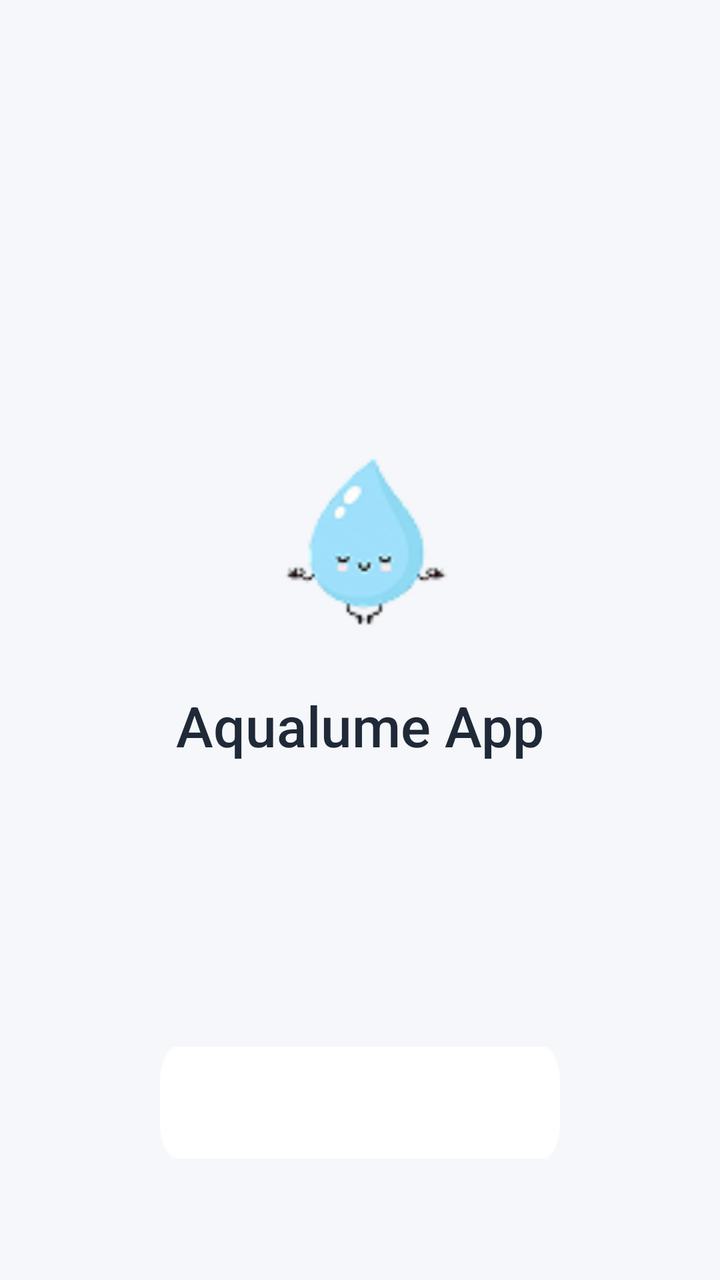
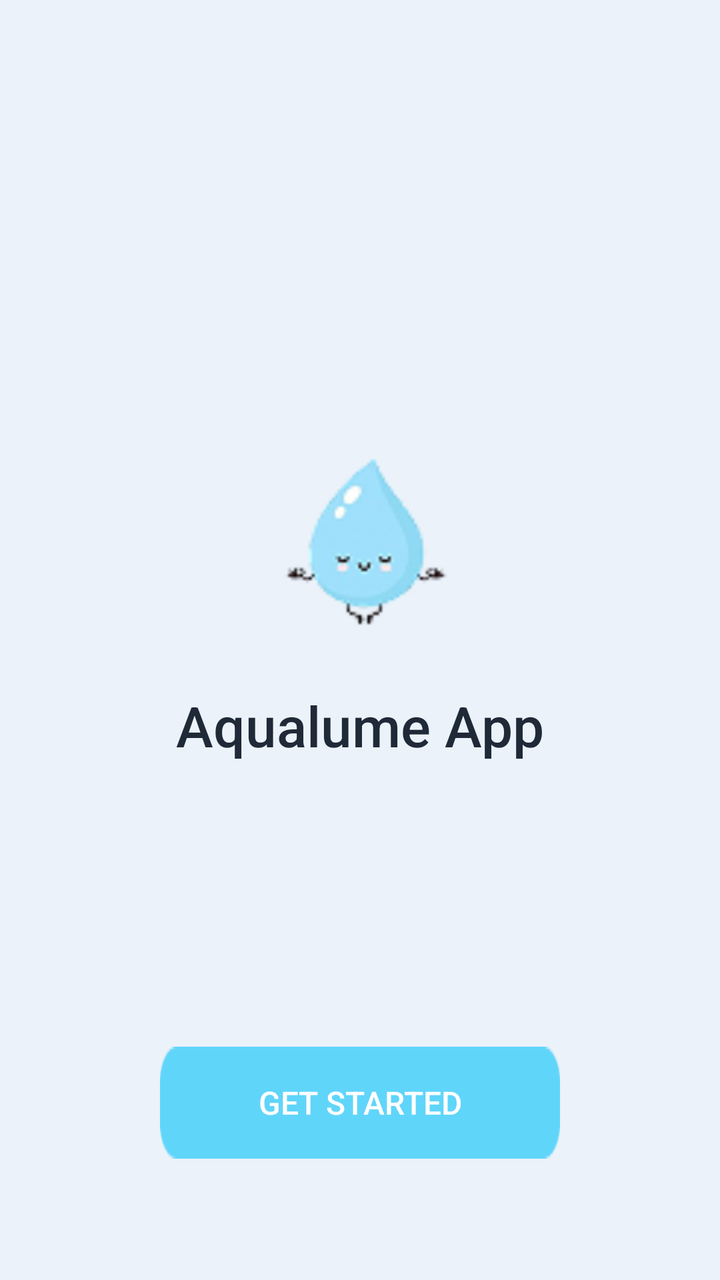

Screens rendered from an Android XML layout before and after an edit, with the pre-edit source and the edit as a unified diff.
<!-- AndroidManifest.xml: application theme Theme.AqualumeApp -->
<!-- res/layout/activity_splash.xml -->
<?xml version="1.0" encoding="utf-8"?>
<androidx.constraintlayout.widget.ConstraintLayout xmlns:android="http://schemas.android.com/apk/res/android"
    xmlns:app="http://schemas.android.com/apk/res-auto"
    android:layout_width="match_parent"
    android:layout_height="match_parent"
    android:background="@color/background">

    <ImageView
        android:id="@+id/logo"
        android:layout_width="120dp"
        android:layout_height="120dp"
        android:src="@drawable/logo"
        android:contentDescription="@string/app_name"
        app:layout_constraintBottom_toBottomOf="parent"
        app:layout_constraintEnd_toEndOf="parent"
        app:layout_constraintStart_toStartOf="parent"
        app:layout_constraintTop_toTopOf="parent"
        app:layout_constraintVertical_bias="0.4" />

    <TextView
        android:id="@+id/app_name"
        android:layout_width="wrap_content"
        android:layout_height="wrap_content"
        android:text="@string/app_name"
        android:textSize="28sp"
        android:textColor="@color/primary_text"
        android:fontFamily="sans-serif-medium"
        android:layout_marginTop="16dp"
        app:layout_constraintEnd_toEndOf="parent"
        app:layout_constraintStart_toStartOf="parent"
        app:layout_constraintTop_toBottomOf="@id/logo" />

    <Button
        android:id="@+id/btn_get_started"
        android:layout_width="200dp"
        android:layout_height="56dp"
        android:text="@string/get_started"
        android:textColor="@color/white"
        android:background="@drawable/button_primary"
        android:textSize="16sp"
        android:fontFamily="sans-serif-medium"
        app:layout_constraintBottom_toBottomOf="parent"
        app:layout_constraintEnd_toEndOf="parent"
        app:layout_constraintStart_toStartOf="parent"
        app:layout_constraintTop_toBottomOf="@id/app_name"
        app:layout_constraintVertical_bias="0.7" />

</androidx.constraintlayout.widget.ConstraintLayout>
<!-- resources referenced by this layout -->
<resources>
  <color name="background">#F5F7FA</color>
  <color name="primary_text">#1F2937</color>
  <color name="white">#FFFFFFFF</color>
  <!-- drawable button_primary: png bitmap (drawable, 680 bytes) -->
  <!-- drawable logo: png bitmap (drawable, 4577 bytes) -->
  <string name="app_name">Aqualume App</string>
  <string name="get_started">Get Started</string>
  <style name="Theme.AqualumeApp" parent="Base.Theme.AqualumeApp" />
  <style name="Base.Theme.AqualumeApp" parent="Theme.Material3.DayNight.NoActionBar">
          
          
      </style>
</resources>

<!-- the commit's change to res/layout/activity_splash.xml (unified diff, before → after) -->
@@ -34,11 +34,12 @@
         android:id="@+id/btn_get_started"
         android:layout_width="200dp"
         android:layout_height="56dp"
+        android:background="@drawable/button_primary"
+        android:backgroundTint="@color/button_primary"
+        android:fontFamily="sans-serif-medium"
         android:text="@string/get_started"
         android:textColor="@color/white"
-        android:background="@drawable/button_primary"
         android:textSize="16sp"
-        android:fontFamily="sans-serif-medium"
         app:layout_constraintBottom_toBottomOf="parent"
         app:layout_constraintEnd_toEndOf="parent"
         app:layout_constraintStart_toStartOf="parent"
<!-- resource entries referenced after the edit -->
@@ -1,6 +1,7 @@
 <!-- resources referenced by this layout -->
 <resources>
-  <color name="background">#F5F7FA</color>
+  <color name="background">#EBF2FA</color>
+  <color name="button_primary">#60D5FA</color>
   <color name="primary_text">#1F2937</color>
   <color name="white">#FFFFFFFF</color>
   <!-- drawable button_primary: png bitmap (drawable, 680 bytes) -->
